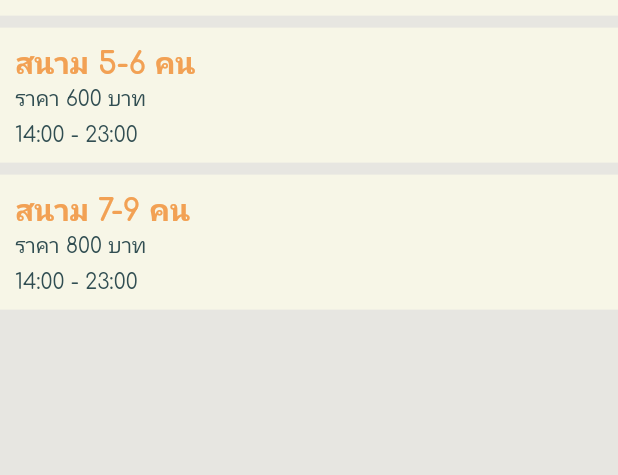
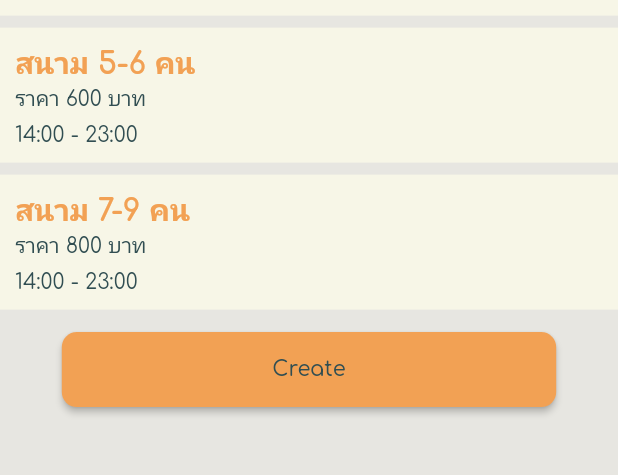
Before and after one commit to chayveng/project, a Flutter app: the ClubScreen screen opened by its route, on a phone screen of 412 x 824 dp, the part 495-970 px from its top. Run offline on Flutter 3.47's test engine with Material 2 defaults, Android fonts, the phone set to English and light mode, and no system bars; our stand-ins replace page_transition, shared_preferences; accounts and stored records are empty.

Commit message:
create button (club)

```diff
--- a/project_app/lib/ui/screens/club/components/body.dart
+++ b/project_app/lib/ui/screens/club/components/body.dart
@@ -2,7 +2,6 @@ import 'package:flutter/material.dart';
 import 'package:page_transition/page_transition.dart';
 import 'package:project_app/core/models/Club.dart';
 import 'package:project_app/ui/screens/club/components/card_field.dart';
-import 'package:project_app/ui/screens/home/home_screen.dart';
 import 'package:project_app/ui/screens/main/main_screen.dart';
 
 import '../../../../constants.dart';
@@ -19,7 +18,45 @@ class Body extends StatelessWidget {
       child: Column(
         crossAxisAlignment: CrossAxisAlignment.start,
         children: [
-          Stack(
+          buildHeader(sized, context),
+          buildTitleBox(sized),
+          listSection(),
+          SizedBox(height:15),
+          buildCreateButton(sized),
+        ],
+      ),
+    );
+  }
+
+  Container buildTitleBox(Size sized) {
+    return Container(
+      width: sized.width,
+      color: creamPrimaryColor,
+      padding: const EdgeInsets.all(10),
+      child: Column(
+        crossAxisAlignment: CrossAxisAlignment.start,
+        children: [
+          Text(
+            "Title",
+            style: TextStyle(
+              fontSize: 14,
+              color: greenPrimaryColor,
+            ),
+          ),
+          Text(
+            "detail hgeuguerhguerhreuis",
+            style: TextStyle(
+              fontSize: 14,
+              color: greenPrimaryColor,
+            ),
+          ),
+        ],
+      ),
+    );
+  }
+
+  Stack buildHeader(Size sized, BuildContext context) {
+    return Stack(
       children: [
         Container(
           width: sized.width,
@@ -76,31 +113,32 @@ class Body extends StatelessWidget {
           ),
         ),
       ],
+    );
+  }
+
+  Center buildCreateButton(Size sized) {
+    return Center(
+      child: Container(
+        width: sized.width * 0.8,
+        height: 50,
+        child: RaisedButton(
+          color: orangePrimaryColor,
+          child: Text(
+            'Create',
+            style: TextStyle(color: greenPrimaryColor),
           ),
-          Container(
-            width: sized.width,
-            color: creamPrimaryColor,
-            padding: const EdgeInsets.all(10),
-            child: Column(
-              crossAxisAlignment: CrossAxisAlignment.start,
-              children: [
-                Text(
-                  "Title",
-                  style: TextStyle(
-                    fontSize: 14,
-                    color: greenPrimaryColor,
+          onPressed: () {},
+          shape: new RoundedRectangleBorder(
+            borderRadius: new BorderRadius.circular(10.0),
           ),
         ),
-                Text(
-                  "detail hgeuguerhguerhreuis",
-                  style: TextStyle(
-                    fontSize: 14,
-                    color: greenPrimaryColor,
       ),
-                ),
-              ],
-            ),
-          ),
+    );
+  }
+
+  Column listSection() {
+    return Column(
+      children: [
         CardField(
           onTap: () {},
           title: 'สนาม 5-6 คน',
@@ -114,7 +152,6 @@ class Body extends StatelessWidget {
           time: '14:00 - 23:00',
         ),
       ],
-      ),
     );
   }
 }
```
Also changed, not shown: project_app/lib/ui/screens/club/club_screen.dart (+1 -14 lines). Lines whose indentation alone changed are shown as unchanged.
